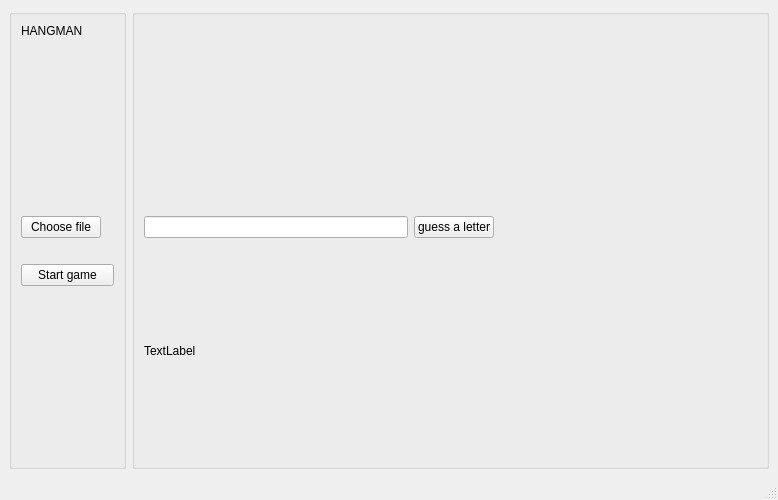
The window that QtHangman/mainwindow.ui (xanderaerts/QtHangman) describes before a commit, drawn with Qt 5.
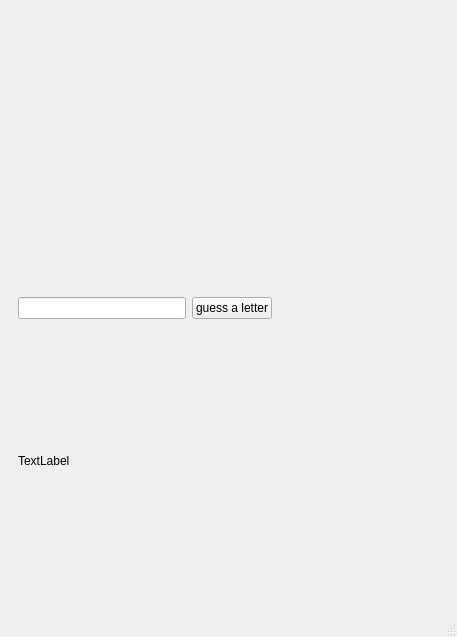
The same window after the commit.

```diff
--- a/QtHangman/mainwindow.ui
+++ b/QtHangman/mainwindow.ui
@@ -6,20 +6,21 @@
    <rect>
     <x>0</x>
     <y>0</y>
-    <width>778</width>
-    <height>500</height>
+    <width>457</width>
+    <height>637</height>
    </rect>
   </property>
   <property name="windowTitle">
    <string>MainWindow</string>
   </property>
   <widget class="QWidget" name="centralwidget">
-   <layout class="QHBoxLayout" name="horizontalLayout_2">
-    <item>
-     <widget class="QGroupBox" name="groupBox_startScreen">
-      <property name="title">
-       <string/>
+   <layout class="QGridLayout" name="gridLayout">
+    <item row="0" column="0">
+     <widget class="QStackedWidget" name="stackedWidget">
+      <property name="currentIndex">
+       <number>1</number>
       </property>
+      <widget class="QWidget" name="page">
       <layout class="QVBoxLayout" name="verticalLayout_2">
        <item>
         <layout class="QVBoxLayout" name="verticalLayout">
@@ -55,19 +56,12 @@
            <item>
             <widget class="QLabel" name="label_fileName">
              <property name="text">
-              <string/>
+               <string>test</string>
              </property>
             </widget>
            </item>
           </layout>
          </item>
-         <item>
-          <widget class="QLabel" name="label_errorWrongFile">
-           <property name="text">
-            <string/>
-           </property>
-          </widget>
-         </item>
          <item>
           <widget class="QPushButton" name="pushButton_Start">
            <property name="text">
@@ -75,6 +69,13 @@
            </property>
           </widget>
          </item>
+          <item>
+           <widget class="QLabel" name="label_errorWrongFile">
+            <property name="text">
+             <string>test2</string>
+            </property>
+           </widget>
+          </item>
          <item>
           <spacer name="verticalSpacer">
            <property name="orientation">
@@ -92,38 +93,31 @@
        </item>
       </layout>
      </widget>
-    </item>
-    <item>
-     <widget class="QGroupBox" name="groupBox_gameScreen">
-      <property name="title">
-       <string/>
-      </property>
-      <layout class="QVBoxLayout" name="verticalLayout_4">
-       <item>
+      <widget class="QWidget" name="page_2">
         <layout class="QVBoxLayout" name="verticalLayout_3">
-         <item>
-          <layout class="QHBoxLayout" name="horizontalLayout_4">
-           <item>
-            <widget class="QWidget" name="widget_labels" native="true"/>
-           </item>
-           <item>
-            <spacer name="horizontalSpacer_2">
-             <property name="orientation">
-              <enum>Qt::Horizontal</enum>
-             </property>
-             <property name="sizeHint" stdset="0">
-              <size>
-               <width>108</width>
-               <height>20</height>
-              </size>
-             </property>
-            </spacer>
-           </item>
-          </layout>
-         </item>
          <item>
           <layout class="QHBoxLayout" name="horizontalLayout_3">
            <item>
+           <widget class="QWidget" name="widget_labels" native="true"/>
+          </item>
+          <item>
+           <spacer name="horizontalSpacer">
+            <property name="orientation">
+             <enum>Qt::Horizontal</enum>
+            </property>
+            <property name="sizeHint" stdset="0">
+             <size>
+              <width>138</width>
+              <height>20</height>
+             </size>
+            </property>
+           </spacer>
+          </item>
+         </layout>
+        </item>
+        <item>
+         <layout class="QHBoxLayout" name="horizontalLayout_2">
+          <item>
             <widget class="QLineEdit" name="lineEdit_guess">
              <property name="maxLength">
               <number>1</number>
@@ -138,19 +132,17 @@
             </widget>
            </item>
            <item>
-            <spacer name="horizontalSpacer">
+           <spacer name="horizontalSpacer_2">
              <property name="orientation">
               <enum>Qt::Horizontal</enum>
              </property>
              <property name="sizeHint" stdset="0">
               <size>
-               <width>98</width>
+              <width>40</width>
                <height>20</height>
               </size>
              </property>
             </spacer>
-           </item>
-          </layout>
          </item>
         </layout>
        </item>
@@ -163,6 +155,7 @@
        </item>
       </layout>
      </widget>
+     </widget>
     </item>
    </layout>
   </widget>
@@ -171,7 +164,7 @@
     <rect>
      <x>0</x>
      <y>0</y>
-     <width>778</width>
+     <width>457</width>
      <height>34</height>
     </rect>
    </property>
```
Lines whose indentation alone changed are shown as unchanged.
